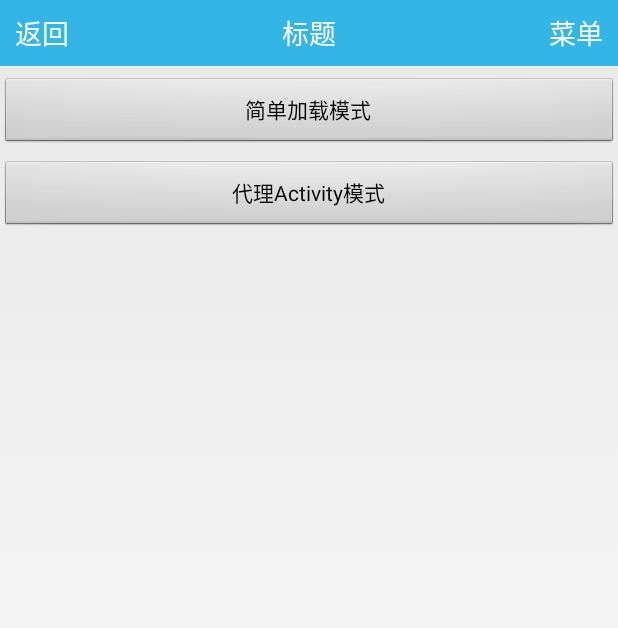
After one commit to seasonfif/TheDemo, an Android app: the ClassLoaderTest screen opened directly, with no data from a screen before it, on a phone screen of 412 x 824 dp. The commit adds this screen. Shown: the top 628 px of the screen. Run offline under Robolectric (Android 15) with nearby library versions, the phone set to English and light mode, and no system bars; libraries missing offline, so code that uses them is left out: com.squareup.leakcanary.

Commit message:
dynamic loader

```diff
--- a/MyDemo/src/main/AndroidManifest.xml
+++ b/MyDemo/src/main/AndroidManifest.xml
@@ -36,6 +36,7 @@
             android:screenOrientation="portrait"
             android:windowSoftInputMode="stateAlwaysHidden|adjustPan"/>
         <!--android:windowSoftInputMode="adjustResize|stateAlwaysHidden"-->
+      <activity android:name=".dynamicload.ClassLoaderTest"/>
     </application>
 
 </manifest>
--- a/MyDemo/src/main/java/com/demo/activity/MainActivity.java
+++ b/MyDemo/src/main/java/com/demo/activity/MainActivity.java
@@ -5,6 +5,7 @@ import android.view.View;
 import android.widget.TextView;
 import com.demo.LogicOperation.TestLogicActivity;
 import com.demo.R;
+import com.demo.dynamicload.ClassLoaderTest;
 import com.demo.leakcanary.LeakAsyncTaskAndHandlerActivity;
 import java.text.SimpleDateFormat;
 import java.util.Calendar;
@@ -25,6 +26,7 @@ public class MainActivity extends BaseActivity{
         findViewById(R.id.leakcanary).setOnClickListener(this);
         findViewById(R.id.logic).setOnClickListener(this);
         findViewById(R.id.share).setOnClickListener(this);
+        findViewById(R.id.dynamic).setOnClickListener(this);
     }
 
     @Override
@@ -59,6 +61,9 @@ public class MainActivity extends BaseActivity{
             case R.id.share:
                 goToOthers(ShareAcivity.class);
                 break;
+            case R.id.dynamic:
+                goToOthers(ClassLoaderTest.class);
+                break;
 
         }
     }
--- /dev/null
+++ b/MyDemo/src/main/java/com/demo/dynamicload/ClassLoaderTest.java
@@ -0,0 +1,57 @@
+package com.demo.dynamicload;
+
+import android.os.Bundle;
+import android.util.Log;
+import android.view.View;
+import android.widget.Toast;
+import com.demo.R;
+import com.demo.activity.BaseActivity;
+
+/**
+ * 创建时间：2016年11月02日20:39 <br>
+ * 作者：zhangqiang <br>
+ * 描述：
+ */
+public class ClassLoaderTest extends BaseActivity{
+
+
+  private String TAG = ClassLoaderTest.class.getSimpleName();
+
+  @Override protected void onCreate(Bundle savedInstanceState) {
+    super.onCreate(savedInstanceState);
+    //printClassloader();
+
+    findViewById(R.id.simple_mode).setOnClickListener(this);
+  }
+
+  @Override public void setView() {
+    setContentView(R.layout.activity_classloader);
+  }
+
+  @Override public void onClick(View v) {
+    super.onClick(v);
+    switch (v.getId()){
+      case R.id.simple_mode:
+        testSimpleDynamicLoader();
+        break;
+    }
+  }
+
+  private void testSimpleDynamicLoader() {
+
+    Toast.makeText(this, "", Toast.LENGTH_SHORT).show();
+  }
+
+  private void printClassloader(){
+    int i = 1;
+    ClassLoader cl = getClassLoader();
+    if (cl != null){
+      Log.e(TAG, "[onCreate] classLoader " + i + " : " + cl.toString());
+      while (cl.getParent() != null){
+        cl = cl.getParent();
+        i++;
+        Log.e(TAG, "[onCreate] classLoader " + i + " : " + cl.toString());
+      }
+    }
+  }
+}
--- /dev/null
+++ b/MyDemo/src/main/res/layout/activity_classloader.xml
@@ -0,0 +1,20 @@
+<?xml version="1.0" encoding="utf-8"?>
+<LinearLayout xmlns:android="http://schemas.android.com/apk/res/android"
+  android:orientation="vertical" android:layout_width="match_parent"
+  android:layout_height="match_parent">
+
+  <Button
+    android:id="@+id/simple_mode"
+    android:layout_width="match_parent"
+    android:layout_height="wrap_content"
+    android:layout_marginTop="7dp"
+    android:text="简单加载模式"/>
+
+  <Button
+    android:id="@+id/activity_proxy_mode"
+    android:layout_width="match_parent"
+    android:layout_height="wrap_content"
+    android:layout_marginTop="7dp"
+    android:text="代理Activity模式"/>
+
+</LinearLayout>
--- a/MyDemo/src/main/res/layout/activity_main.xml
+++ b/MyDemo/src/main/res/layout/activity_main.xml
@@ -45,6 +45,11 @@
               android:layout_width="match_parent"
               android:layout_height="wrap_content"
               android:text="分享"/>
+            <Button
+              android:id="@+id/dynamic"
+              android:layout_width="match_parent"
+              android:layout_height="wrap_content"
+              android:text="Dynamic"/>
         </LinearLayout>
 
     </ScrollView>
```
Also changed, not shown: MyDemo/src/main/java/com/demo/dynamicload/DynamicInterface.java (added, +10 -0 lines), MyDemo/src/main/java/com/demo/dynamicload/manager/LoaderManager.java (added, +44 -0 lines).
